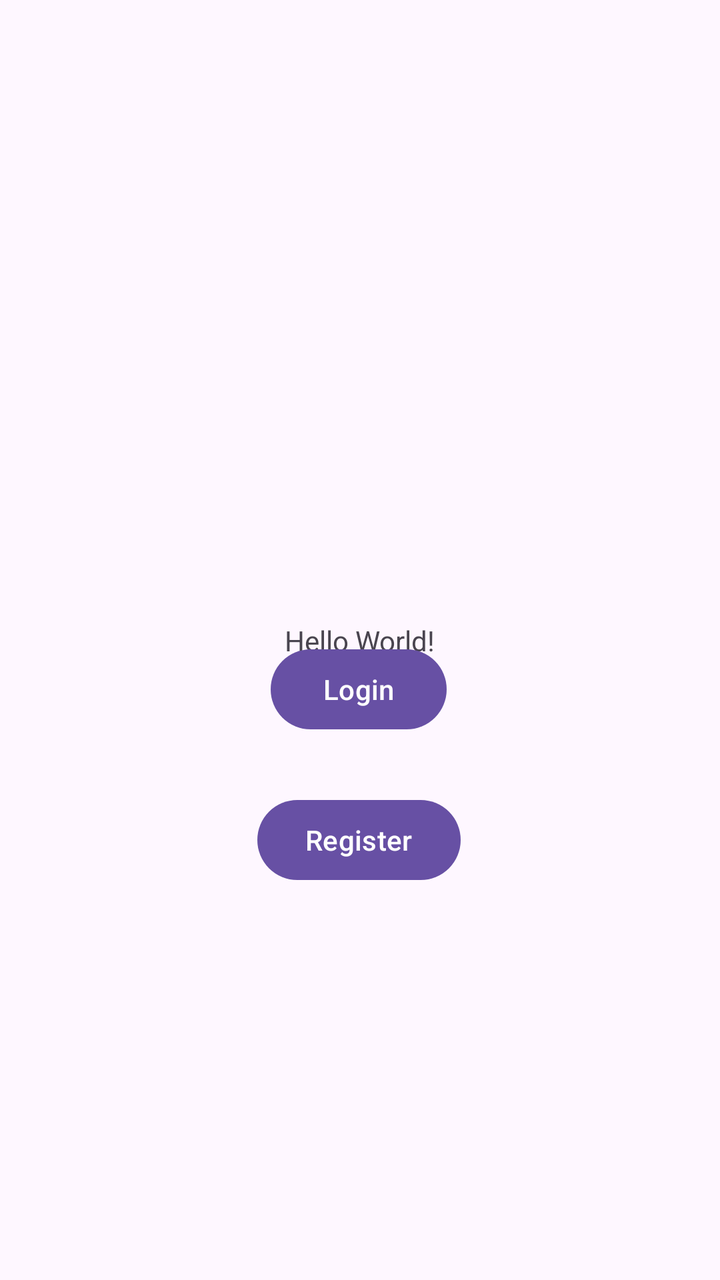
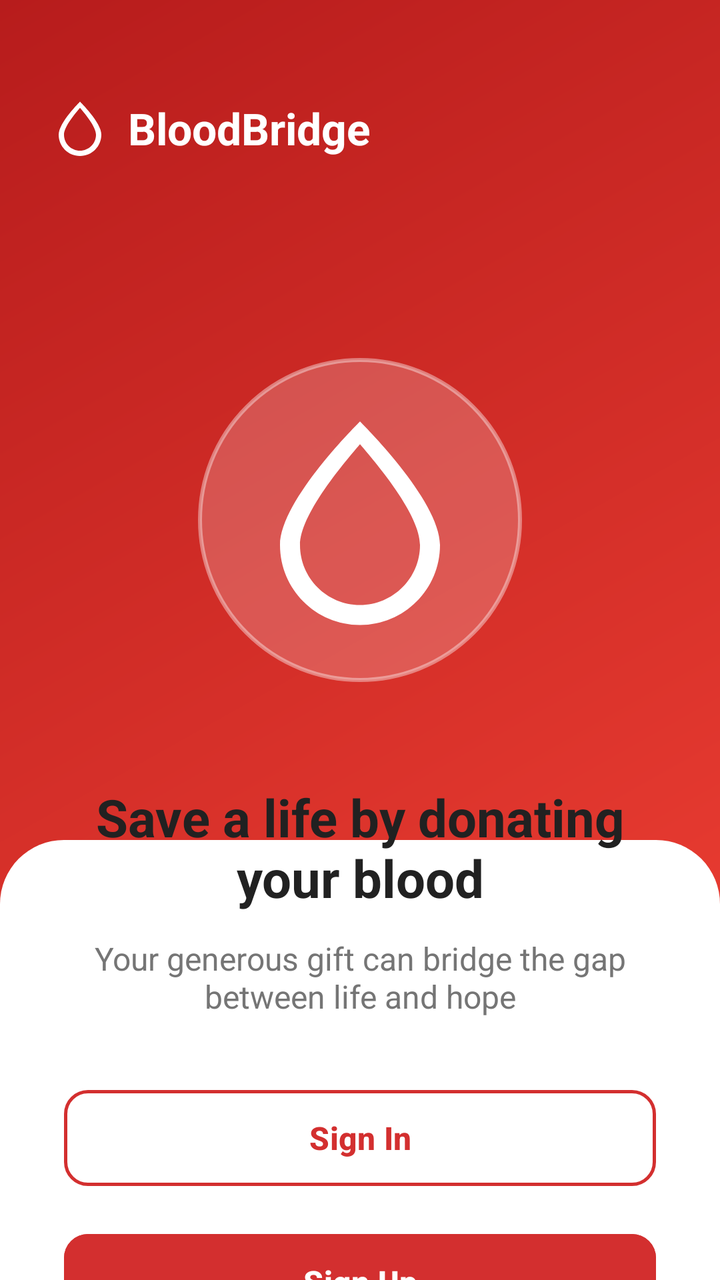

Before-and-after screenshots of an Android layout around one commit, followed by the original layout XML and the change that was made.
<!-- AndroidManifest.xml: application theme Theme.BloodBridge -->
<!-- res/layout/activity_main.xml -->
<?xml version="1.0" encoding="utf-8"?>
<androidx.constraintlayout.widget.ConstraintLayout xmlns:android="http://schemas.android.com/apk/res/android"
    xmlns:app="http://schemas.android.com/apk/res-auto"
    xmlns:tools="http://schemas.android.com/tools"
    android:id="@+id/main"
    android:layout_width="match_parent"
    android:layout_height="match_parent"
    tools:context=".Views.MainActivity">

    <TextView
        android:id="@+id/textView"
        android:layout_width="wrap_content"
        android:layout_height="wrap_content"
        android:text="Hello World!"
        app:layout_constraintBottom_toBottomOf="parent"
        app:layout_constraintEnd_toEndOf="parent"
        app:layout_constraintStart_toStartOf="parent"
        app:layout_constraintTop_toTopOf="parent" />

    <Button
        android:id="@+id/getStart"
        android:layout_width="wrap_content"
        android:layout_height="wrap_content"
        android:layout_marginBottom="272dp"
        android:text="Login"
        app:layout_constraintBottom_toBottomOf="parent"
        app:layout_constraintEnd_toEndOf="parent"
        app:layout_constraintHorizontal_bias="0.498"
        app:layout_constraintStart_toStartOf="parent"
        app:layout_constraintTop_toBottomOf="@+id/textView"
        app:layout_constraintVertical_bias="0.956" />

    <Button
        android:id="@+id/regBtn"
        android:layout_width="wrap_content"
        android:layout_height="wrap_content"

        android:text="Register"
        app:layout_constraintBottom_toBottomOf="parent"
        app:layout_constraintEnd_toEndOf="parent"
        app:layout_constraintHorizontal_bias="0.498"
        app:layout_constraintStart_toStartOf="parent"
        app:layout_constraintTop_toBottomOf="@+id/getStart"
        app:layout_constraintVertical_bias="0.122" />

</androidx.constraintlayout.widget.ConstraintLayout>
<!-- resources referenced by this layout -->
<resources>
  <style name="Theme.BloodBridge" parent="Base.Theme.BloodBridge" />
  <style name="Base.Theme.BloodBridge" parent="Theme.Material3.DayNight.NoActionBar">
          
          
      </style>
</resources>

<!-- the commit's change to res/layout/activity_main.xml (unified diff, before → after) -->
@@ -5,42 +5,126 @@
     android:id="@+id/main"
     android:layout_width="match_parent"
     android:layout_height="match_parent"
+    android:background="@drawable/bg_splash_gradient"
     tools:context=".Views.MainActivity">
 
-    <TextView
-        android:id="@+id/textView"
+    
+    <LinearLayout
+        android:id="@+id/llBranding"
         android:layout_width="wrap_content"
         android:layout_height="wrap_content"
-        android:text="Hello World!"
-        app:layout_constraintBottom_toBottomOf="parent"
+        android:layout_marginStart="24dp"
+        android:layout_marginTop="48dp"
+        android:gravity="center_vertical"
+        android:orientation="horizontal"
+        app:layout_constraintStart_toStartOf="parent"
+        app:layout_constraintTop_toTopOf="parent">
+
+        <ImageView
+            android:layout_width="32dp"
+            android:layout_height="32dp"
+            android:src="@drawable/ic_blood_drop"
+            app:tint="#FFFFFF" />
+
+        <TextView
+            android:layout_width="wrap_content"
+            android:layout_height="wrap_content"
+            android:layout_marginStart="8dp"
+            android:text="BloodBridge"
+            android:textColor="#FFFFFF"
+            android:textSize="22sp"
+            android:textStyle="bold" />
+    </LinearLayout>
+
+    
+    <com.google.android.material.imageview.ShapeableImageView
+        android:id="@+id/ivCenterCircle"
+        android:layout_width="240dp"
+        android:layout_height="240dp"
+        android:layout_marginTop="60dp"
+        android:padding="40dp"
+        android:src="@drawable/ic_blood_drop"
+        android:scaleType="centerInside"
+        android:background="#33FFFFFF"
         app:layout_constraintEnd_toEndOf="parent"
         app:layout_constraintStart_toStartOf="parent"
-        app:layout_constraintTop_toTopOf="parent" />
+        app:layout_constraintTop_toBottomOf="@+id/llBranding"
+        app:shapeAppearanceOverlay="@style/CircleImage"
+        app:strokeColor="#66FFFFFF"
+        app:strokeWidth="2dp" />
 
-    <Button
-        android:id="@+id/getStart"
-        android:layout_width="wrap_content"
+    
+    <View
+        android:id="@+id/bottomCard"
+        android:layout_width="match_parent"
+        android:layout_height="0dp"
+        android:layout_marginTop="40dp"
+        android:background="@drawable/bg_bottom_card"
+        app:layout_constraintBottom_toBottomOf="parent"
+        app:layout_constraintTop_toBottomOf="@+id/ivCenterCircle"
+        app:layout_constraintVertical_bias="1.0" />
+
+    <LinearLayout
+        android:layout_width="match_parent"
         android:layout_height="wrap_content"
-        android:layout_marginBottom="272dp"
-        android:text="Login"
+        android:gravity="center"
+        android:orientation="vertical"
+        android:padding="32dp"
         app:layout_constraintBottom_toBottomOf="parent"
-        app:layout_constraintEnd_toEndOf="parent"
-        app:layout_constraintHorizontal_bias="0.498"
-        app:layout_constraintStart_toStartOf="parent"
-        app:layout_constraintTop_toBottomOf="@+id/textView"
-        app:layout_constraintVertical_bias="0.956" />
+        app:layout_constraintTop_toTopOf="@+id/bottomCard">
 
-    <Button
-        android:id="@+id/regBtn"
-        android:layout_width="wrap_content"
-        android:layout_height="wrap_content"
+        <TextView
+            android:id="@+id/tvMainTitle"
+            android:layout_width="match_parent"
+            android:layout_height="wrap_content"
+            android:gravity="center"
+            android:text="Save a life by donating your blood"
+            android:textColor="#212121"
+            android:textSize="26sp"
+            android:textStyle="bold" />
 
-        android:text="Register"
-        app:layout_constraintBottom_toBottomOf="parent"
-        app:layout_constraintEnd_toEndOf="parent"
-        app:layout_constraintHorizontal_bias="0.498"
-        app:layout_constraintStart_toStartOf="parent"
-        app:layout_constraintTop_toBottomOf="@+id/getStart"
-        app:layout_constraintVertical_bias="0.122" />
+        <TextView
+            android:id="@+id/tvSubTitle"
+            android:layout_width="match_parent"
+            android:layout_height="wrap_content"
+            android:layout_marginTop="12dp"
+            android:gravity="center"
+            android:text="Your generous gift can bridge the gap between life and hope"
+            android:textColor="#757575"
+            android:textSize="16sp" />
+
+        
+        <com.google.android.material.button.MaterialButton
+            android:id="@+id/getStart"
+            android:layout_width="match_parent"
+            android:layout_height="56dp"
+            android:layout_marginTop="32dp"
+            android:text="Sign In"
+            android:textColor="@color/selector_btn_signin_text"
+            android:textSize="16sp"
+            android:textStyle="bold"
+            android:stateListAnimator="@animator/btn_hover_elevation"
+            app:backgroundTint="@color/selector_btn_signin_bg"
+            app:cornerRadius="12dp"
+            app:strokeColor="@color/selector_btn_signin_stroke"
+            app:strokeWidth="1.5dp" />
+
+        
+        <com.google.android.material.button.MaterialButton
+            android:id="@+id/regBtn"
+            android:layout_width="match_parent"
+            android:layout_height="56dp"
+            android:layout_marginTop="16dp"
+            android:text="Sign Up"
+            android:textColor="@color/selector_btn_signup_text"
+            android:textSize="16sp"
+            android:textStyle="bold"
+            android:stateListAnimator="@animator/btn_hover_elevation"
+            app:backgroundTint="@color/selector_btn_signup_bg"
+            app:cornerRadius="12dp"
+            app:strokeColor="#D32F2F"
+            app:strokeWidth="1.5dp" />
+
+    </LinearLayout>
 
 </androidx.constraintlayout.widget.ConstraintLayout>
<!-- resource entries referenced after the edit -->
@@ -1,5 +1,37 @@
 <!-- resources referenced by this layout -->
 <resources>
+  <!-- drawable bg_bottom_card (drawable) -->
+  <?xml version="1.0" encoding="utf-8"?>
+  <shape xmlns:android="http://schemas.android.com/apk/res/android"
+      android:shape="rectangle">
+      <solid android:color="#FFFFFF" />
+      <corners
+          android:topLeftRadius="32dp"
+          android:topRightRadius="32dp" />
+  </shape>
+  <!-- drawable bg_splash_gradient (drawable) -->
+  <?xml version="1.0" encoding="utf-8"?>
+  <shape xmlns:android="http://schemas.android.com/apk/res/android"
+      android:shape="rectangle">
+      <gradient
+          android:startColor="#F44336"
+          android:endColor="#B71C1C"
+          android:angle="135" />
+  </shape>
+  <!-- drawable ic_blood_drop (drawable) -->
+  <vector xmlns:android="http://schemas.android.com/apk/res/android"
+      android:width="120dp"
+      android:height="120dp"
+      android:viewportWidth="24"
+      android:viewportHeight="24">
+      <path
+          android:fillColor="#FFFFFF"
+          android:pathData="L12,2.15C12,2.15 4,10 4,14.5C4,18.92 7.58,22.5 12,22.5C16.42,22.5 20,18.92 20,14.5C20,10 12,2.15 12,2.15ZM12,20.5C8.69,20.5 6,17.81 6,14.5C6,11.53 10.15,6.58 12,4.42C13.85,6.58 18,11.52 18,14.5C18,17.81 15.31,20.5 12,20.5Z" />
+  </vector>
+  <style name="CircleImage" parent="ShapeAppearance.Material3.MediumComponent">
+          <item name="cornerFamily">rounded</item>
+          <item name="cornerSize">50%</item>
+      </style>
   <style name="Theme.BloodBridge" parent="Base.Theme.BloodBridge" />
   <style name="Base.Theme.BloodBridge" parent="Theme.Material3.DayNight.NoActionBar">
           
